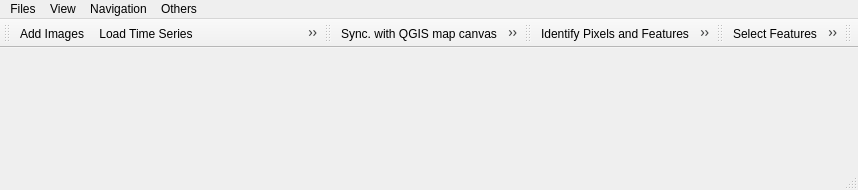
Qt form eotimeseriesviewer/ui/timeseriesviewer.ui (jakimowb/eo-time-series-viewer) before a commit.
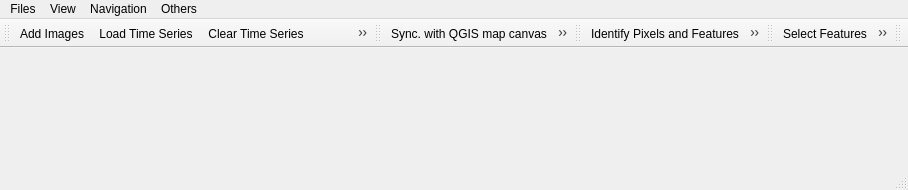
The same form after that commit. Icons and pictures are not drawn. Custom widgets are drawn as their Qt base class.

```diff
--- a/eotimeseriesviewer/ui/timeseriesviewer.ui
+++ b/eotimeseriesviewer/ui/timeseriesviewer.ui
@@ -6,7 +6,7 @@
    <rect>
     <x>0</x>
     <y>0</y>
-    <width>858</width>
+    <width>908</width>
     <height>190</height>
    </rect>
   </property>
@@ -72,7 +72,7 @@
     <rect>
      <x>0</x>
      <y>0</y>
-     <width>858</width>
+     <width>908</width>
      <height>26</height>
     </rect>
    </property>
```
Left out of the diff: 57 changed lines with no effect on the pictures.
